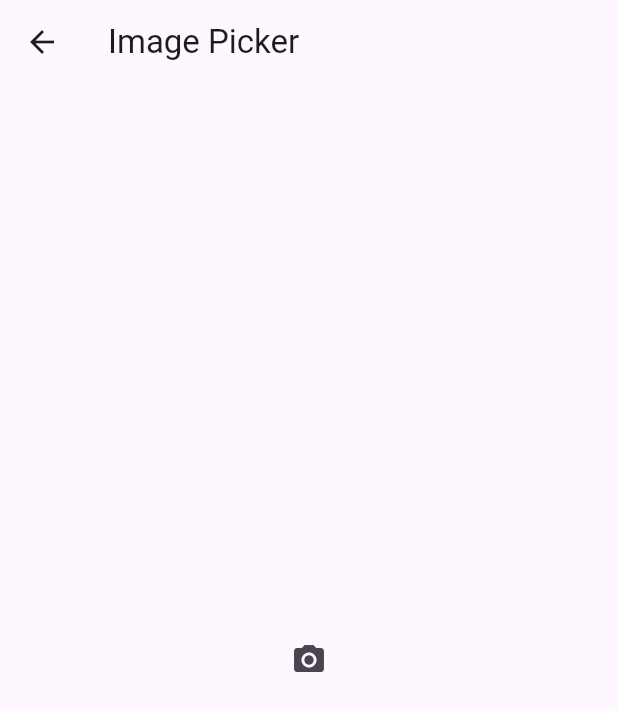
After one commit to Somya6464/bloc_app, a Flutter app: the ImagePickerScreen screen opened directly, after a tap on the "camera alt" icon, on a phone screen of 412 x 824 dp. The commit adds this screen. Shown: the top 711 px of the screen. Run offline on Flutter 3.47's test engine with Material 3 defaults, Android fonts, the phone set to English and light mode, and no system bars; our stand-ins replace bloc, equatable, flutter_bloc, image_picker.

Commit message:
Make Image PIcker screen as example 3

```diff
--- /dev/null
+++ b/lib/Controllers/Image Picker Bloc/image_picker_bloc.dart
@@ -0,0 +1,15 @@
+import 'package:bloc/bloc.dart';
+import 'package:image_picker/image_picker.dart';
+
+import 'image_picker_event.dart';
+import 'image_picker_state.dart';
+
+class ImagePickerBloc extends Bloc<ImagePickerEvent, ImagePickerState> {
+  final picker = ImagePicker();
+  ImagePickerBloc() : super(const ImagePickerState()) {
+    on<GalleryPicker>((event, emit) async {
+      XFile? file = await picker.pickImage(source: ImageSource.gallery);
+      emit(state.copyWith(file: file));
+    });
+  }
+}
--- /dev/null
+++ b/lib/Controllers/Image Picker Bloc/image_picker_event.dart
@@ -0,0 +1,10 @@
+import 'package:equatable/equatable.dart';
+
+abstract class ImagePickerEvent extends Equatable {
+  const ImagePickerEvent();
+
+  @override
+  List<Object> get props => [];
+}
+
+class GalleryPicker extends ImagePickerEvent {}
--- /dev/null
+++ b/lib/Controllers/Image Picker Bloc/image_picker_state.dart
@@ -0,0 +1,16 @@
+import 'package:equatable/equatable.dart';
+import 'package:image_picker/image_picker.dart';
+
+
+class ImagePickerState extends Equatable {
+  final XFile? file;
+  const ImagePickerState({this.file});
+
+ImagePickerState copyWith({XFile? file}){
+    return ImagePickerState(
+        file : file ?? this.file
+    );
+  }
+  @override
+  List<Object> get props => [file??""];
+}
--- a/lib/main.dart
+++ b/lib/main.dart
@@ -1,3 +1,4 @@
+import 'package:bloc_app/Controllers/Image%20Picker%20Bloc/image_picker_bloc.dart';
 import 'package:bloc_app/Controllers/switch_example/switch_bloc.dart';
 import 'package:bloc_app/pages/counter_screen.dart';
 import 'package:flutter/material.dart';
@@ -20,6 +21,9 @@ class MyApp extends StatelessWidget {
         BlocProvider(create: (context) => CounterBloc()),
         BlocProvider(
           create: (context) => SwitchBloc(),
+        ),
+        BlocProvider(
+          create: (context) => ImagePickerBloc(),
         )
       ],
       child: const MaterialApp(
--- /dev/null
+++ b/lib/pages/image_picker_screen.dart
@@ -0,0 +1,40 @@
+import 'dart:io';
+
+import 'package:bloc_app/Controllers/Image%20Picker%20Bloc/image_picker_bloc.dart';
+import 'package:bloc_app/Controllers/Image%20Picker%20Bloc/image_picker_event.dart';
+import 'package:bloc_app/Controllers/Image%20Picker%20Bloc/image_picker_state.dart';
+import 'package:flutter/material.dart';
+import 'package:flutter_bloc/flutter_bloc.dart';
+
+class ImagePickerScreen extends StatelessWidget {
+  const ImagePickerScreen({super.key});
+
+  @override
+  Widget build(BuildContext context) {
+    return Scaffold(
+      appBar: AppBar(
+        title: const Text("Image Picker"),
+      ),
+      body: Padding(
+        padding: const EdgeInsets.symmetric(horizontal: 15),
+        child: Center(
+          child: BlocBuilder<ImagePickerBloc, ImagePickerState>(
+            builder: (context, state) {
+              return state.file == null
+                  ? IconButton(
+                      onPressed: () {
+                        context.read<ImagePickerBloc>().add(GalleryPicker());
+                      },
+                      icon: const Icon(Icons.camera_alt))
+                  : Image.file(
+                      File(state.file!.path.toString()),
+                      height: 200,
+                      width: 200,
+                    );
+            },
+          ),
+        ),
+      ),
+    );
+  }
+}
--- a/lib/pages/switch_example.dart
+++ b/lib/pages/switch_example.dart
@@ -1,5 +1,6 @@
 import 'package:bloc_app/Controllers/switch_example/switch_bloc.dart';
 import 'package:bloc_app/Controllers/switch_example/switch_state.dart';
+import 'package:bloc_app/pages/image_picker_screen.dart';
 import 'package:flutter/material.dart';
 import 'package:flutter_bloc/flutter_bloc.dart';
 
@@ -11,6 +12,15 @@ class SwitchExampleScreen extends StatelessWidget {
     return Scaffold(
       appBar: AppBar(
         title: const Text("Example two screen"),
+        actions: [
+          IconButton(
+              onPressed: () => Navigator.push(
+                  context,
+                  MaterialPageRoute(
+                    builder: (context) => const ImagePickerScreen(),
+                  )),
+              icon: const Icon(Icons.navigate_next))
+        ],
       ),
       body: Padding(
         padding: const EdgeInsets.symmetric(horizontal: 15),
--- a/pubspec.yaml
+++ b/pubspec.yaml
@@ -38,6 +38,7 @@ dependencies:
   flutter_bloc: ^8.1.5
   bloc: ^8.1.4
   equatable: ^2.0.5
+  image_picker: ^1.1.2
 
 dev_dependencies:
   flutter_test:
```
Also changed, not shown: pubspec.lock, 5 other files.
